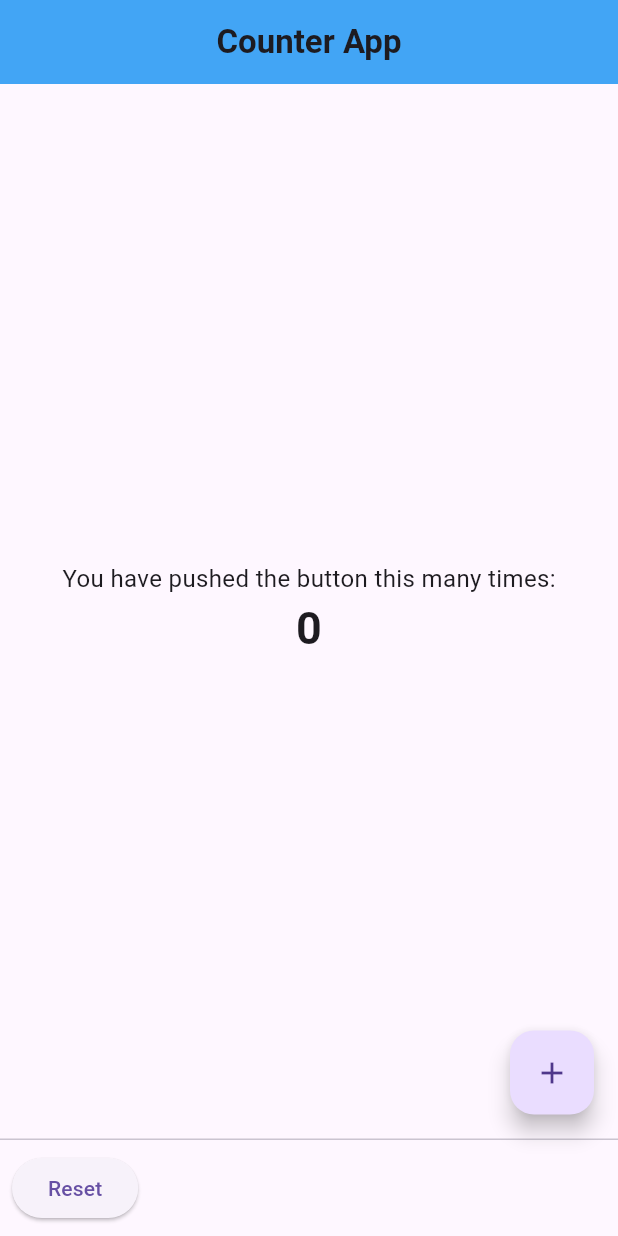
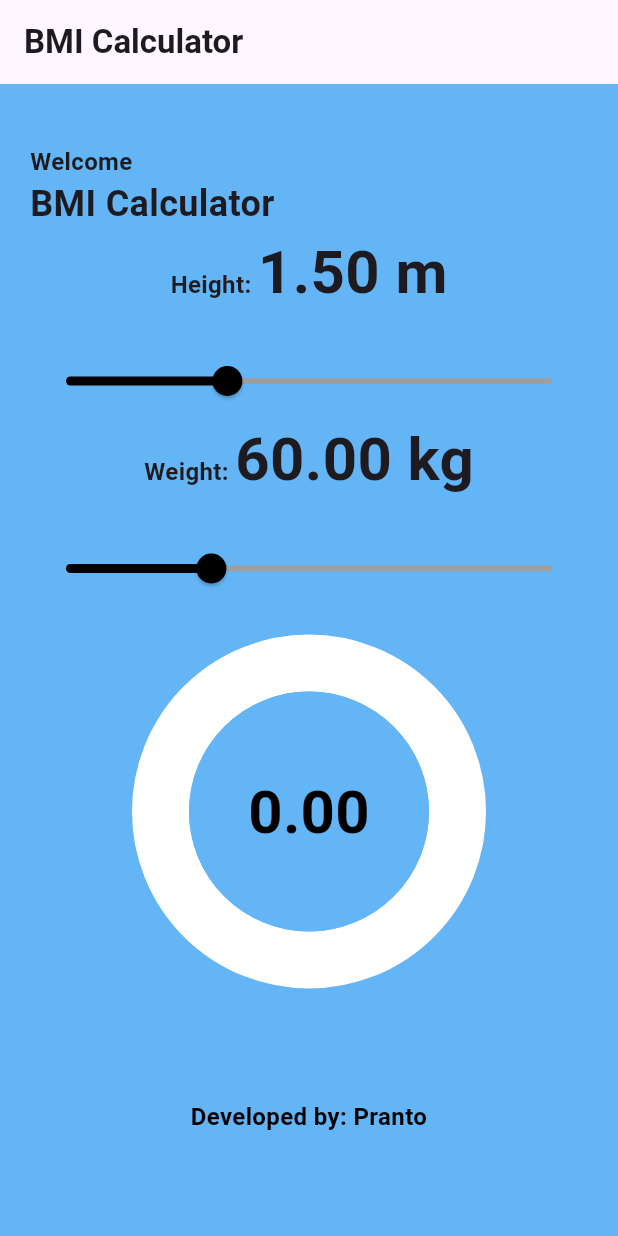
Before and after one commit to arnab125/first_app_flutter, a Flutter app: the screen it shows after launch, on a phone screen of 412 x 824 dp. Run offline on Flutter 3.47's test engine with Material 3 defaults, Android fonts, the phone set to English and light mode, and no system bars.

Commit message:
state managed by bmi own

```diff
--- a/lib/main.dart
+++ b/lib/main.dart
@@ -1,3 +1,4 @@
+import 'package:first_project/screens/bmi_home.dart';
 import 'package:first_project/screens/counter_app.dart';
 import 'package:first_project/screens/home_page.dart';
 import 'package:first_project/screens/listview_example.dart';
@@ -18,7 +19,7 @@ class MyApp extends StatelessWidget {
   @override
   Widget build(BuildContext context) {
     return MaterialApp(
-      home: CounterApp(),
+      home: BMI(),
     );
   }
 }
--- /dev/null
+++ b/lib/screens/bmi_home.dart
@@ -0,0 +1,166 @@
+import 'package:flutter/material.dart';
+
+class BMI extends StatefulWidget {
+  const BMI({Key? key}) : super(key: key);
+
+  @override
+  State<BMI> createState() => _BMIState();
+}
+
+class _BMIState extends State<BMI> {
+  double heightValue = 1.5;
+  double weightValue = 60.0;
+  String status = '';
+  double bmi = 0.0;
+  Color color = Colors.white;
+
+  @override
+  Widget build(BuildContext context) {
+    return Scaffold(
+      appBar: AppBar(
+        title: const Text('BMI Calculator',
+            style: TextStyle(fontWeight: FontWeight.bold)),
+      ),
+      body: Container(
+        padding: EdgeInsets.all(20.0),
+        color: Colors.blue[300],
+        child: Column(
+          crossAxisAlignment: CrossAxisAlignment.center,
+          children: [
+            const Row(
+              children: [
+                Column(
+                  crossAxisAlignment: CrossAxisAlignment.start,
+                  children: [
+                    SizedBox(height: 20.0),
+                    Text(
+                      "Welcome",
+                      style: TextStyle(
+                          fontSize: 16.0, fontWeight: FontWeight.bold),
+                    ),
+                    Text(
+                      "BMI Calculator",
+                      style: TextStyle(
+                          fontSize: 24.0, fontWeight: FontWeight.bold),
+                    ),
+                  ],
+                ),
+              ],
+            ),
+            Text.rich(TextSpan(
+              text: 'Height: ',
+              style: const TextStyle(fontSize: 16.0, fontWeight: FontWeight.bold),
+              children: <TextSpan>[
+                TextSpan(
+                  text: '${heightValue.toStringAsFixed(2)} m',
+                  style: const TextStyle(fontSize: 40.0, fontWeight: FontWeight.bold),
+                ),
+              ],
+            )),
+            const SizedBox(height: 20.0),
+            Slider(
+              value: heightValue,
+              min: 1.0,
+              max: 2.5,
+              divisions: 100, // Optional: If you want discrete values
+              label: heightValue
+                  .toStringAsFixed(2), // Optional: Show the current value
+              activeColor: Colors.black, // Optional: Customize the color
+              inactiveColor: Colors.grey, // Optional: Customize the color
+              onChanged: (newValue) {
+                setState(() {
+                  heightValue = newValue;
+                  calculateBMI();
+                });
+              },
+            ),
+            Text.rich(TextSpan(
+              text: 'Weight: ',
+              style: const TextStyle(fontSize: 16.0, fontWeight: FontWeight.bold),
+              children: <TextSpan>[
+                TextSpan(
+                  text: '${weightValue.toStringAsFixed(2)} kg',
+                  style: const TextStyle(fontSize: 40.0, fontWeight: FontWeight.bold),
+                ),
+              ],
+            )),
+            const SizedBox(height: 20.0),
+            Slider(
+              value: weightValue,
+              min: 1.0,
+              max: 200.0,
+              divisions: 300, // Optional: If you want discrete values
+              label: weightValue
+                  .toStringAsFixed(2), // Optional: Show the current value
+              activeColor: Colors.black, // Optional: Customize the color
+              inactiveColor: Colors.grey, // Optional: Customize the color
+              onChanged: (newValue) {
+                setState(() {
+                  weightValue = newValue;
+                  calculateBMI();
+                });
+              },
+            ),
+            SizedBox(height: 20.0),
+            Container(
+              decoration: BoxDecoration(
+                shape: BoxShape.circle,
+                border: Border.all(
+                    color: color,
+                    width: 38.0), // Set border color and width
+              ),
+              child: CircleAvatar(
+                backgroundColor: Colors.blue[300], // Set the background color
+                radius: 80.0, // Adjust the radius as needed
+                child: Text(
+                  bmi.toStringAsFixed(2),
+                  style: const TextStyle(
+                    fontSize: 40.0,
+                    fontWeight: FontWeight.bold,
+                    color: Colors.black,
+                  ),
+                ),
+              ),
+            ),
+            const SizedBox(height: 20.0),
+            Text(
+              status,
+              style: const TextStyle(
+                fontSize: 24.0,
+                fontWeight: FontWeight.bold,
+                color: Colors.black,
+              ),
+            ),
+            const SizedBox(height: 20.0),
+            Text("Developed by: Pranto",
+                style: TextStyle(
+                    fontSize: 16.0,
+                    fontWeight: FontWeight.bold,
+                    color: Colors.black),
+                textAlign: TextAlign.center),
+          ],
+        ),
+      ),
+    );
+  }
+
+  void calculateBMI() {
+    double bmiValue = weightValue / (heightValue * heightValue);
+    setState(() {
+      bmi = bmiValue;
+      if (bmi < 18.5) {
+        status = 'Underweight';
+        color = Colors.red;
+      } else if (bmi >= 18.5 && bmi < 25) {
+        status = 'Normal';
+        color = Colors.green;
+      } else if (bmi >= 25 && bmi < 30) {
+        status = 'Overweight';
+        color = Colors.orange;
+      } else {
+        status = 'Obese';
+        color = Colors.red;
+      }
+    });
+  }
+}
```
